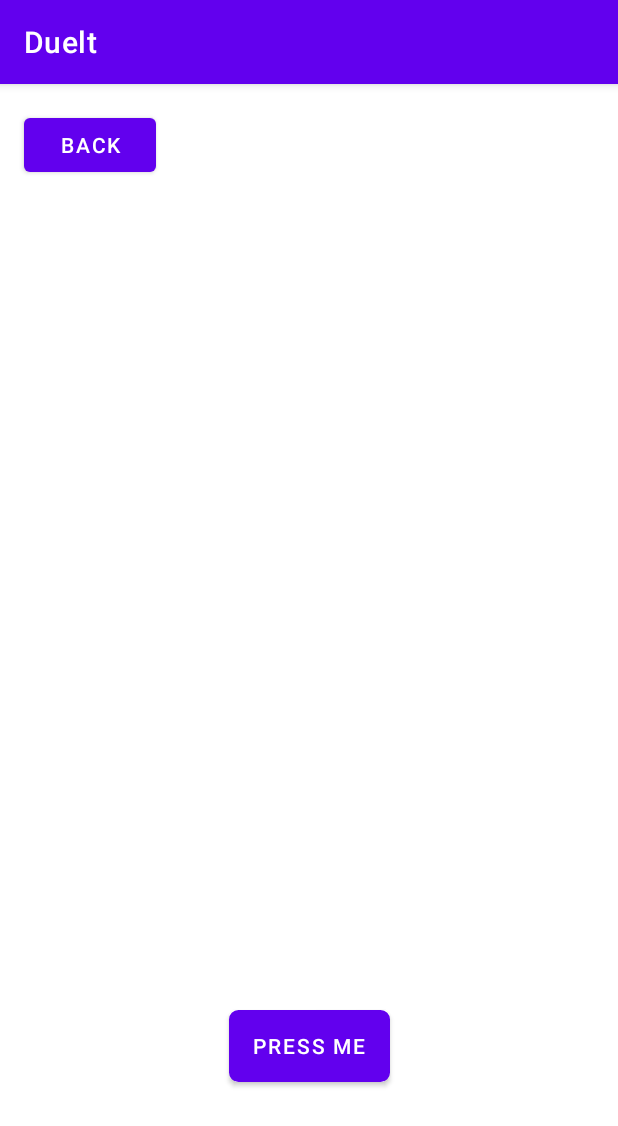
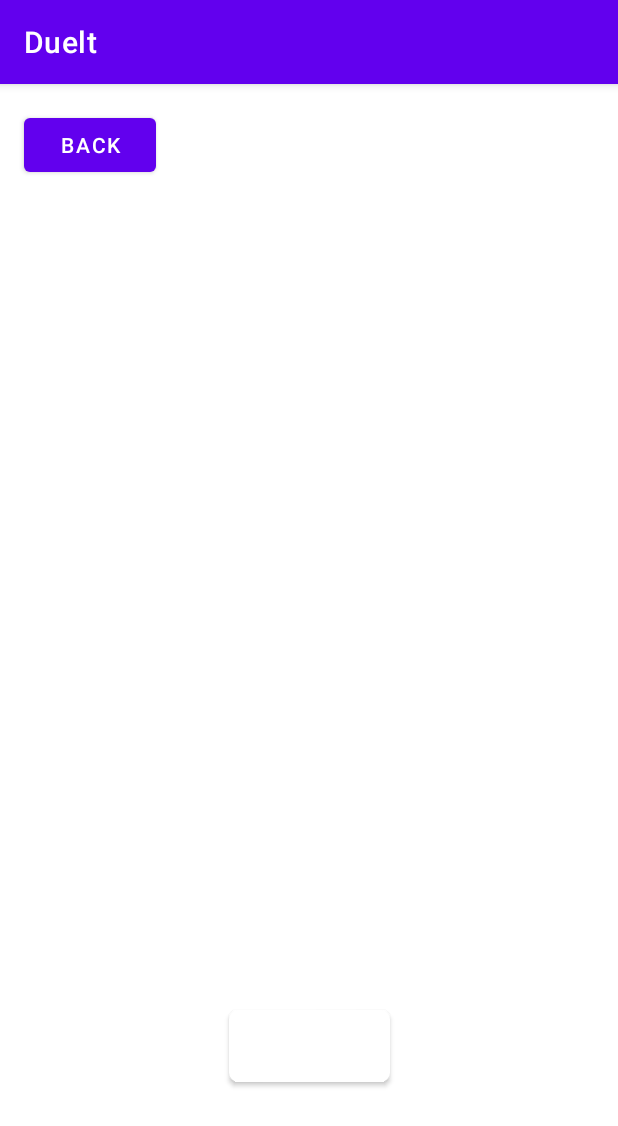
Before and after one commit to Haolinc/DueItProject, an Android app: the TreatmentActivity screen opened directly, with no data from a screen before it, on a phone screen of 412 x 824 dp. Shown: the top 1126 px of the screen. Run offline under Robolectric (Android 15) with nearby library versions, the phone set to English and light mode, and no system bars.

Commit message:
change backgroundtint

```diff
--- a/app/src/main/res/layout/activity_treatment.xml
+++ b/app/src/main/res/layout/activity_treatment.xml
@@ -14,6 +14,7 @@
         android:layout_height="wrap_content"
         android:background="@drawable/custom_buttonblue"
         android:text="Press me"
+        app:backgroundTint="#FFFFFF"
         app:layout_constraintBottom_toBottomOf="parent"
         app:layout_constraintEnd_toEndOf="parent"
         app:layout_constraintStart_toStartOf="parent"
```
